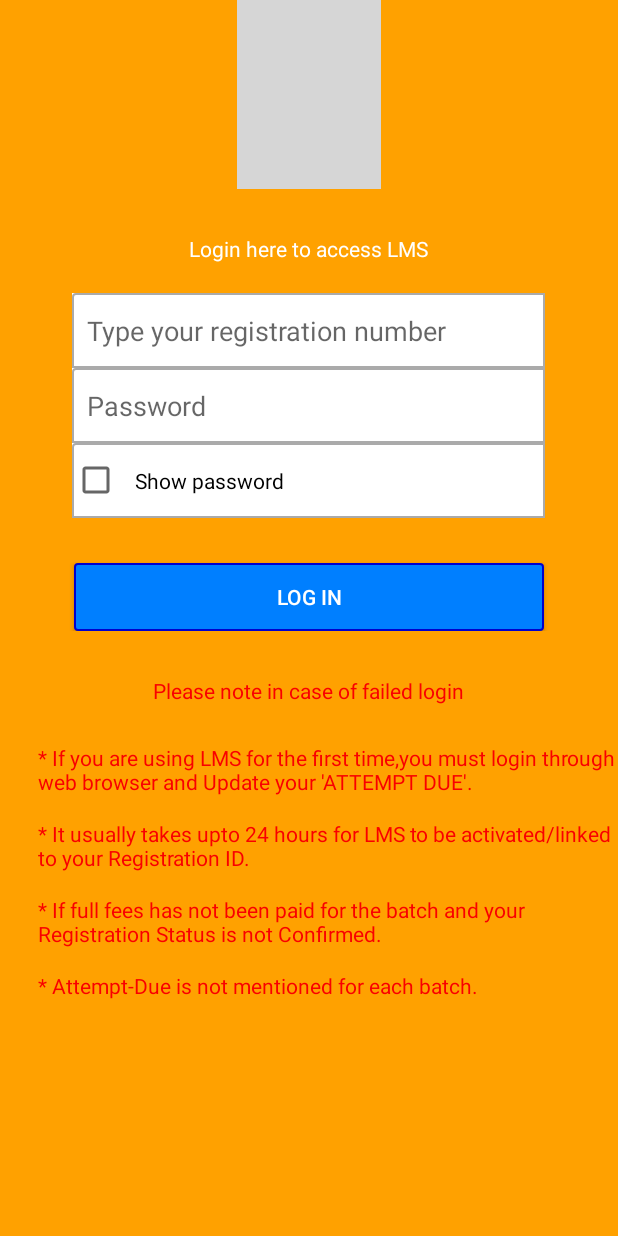
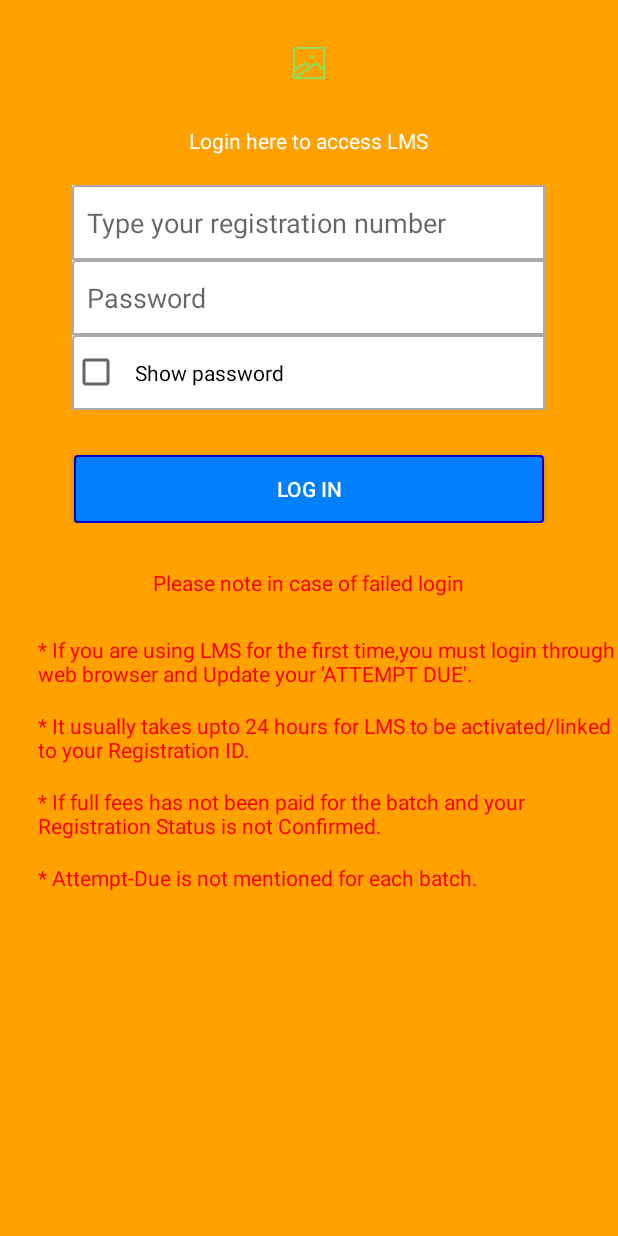
Before and after one commit to appingway-Project20/Starwings, an Android app: the layout activity_login.xml on its own in the app's theme, with its tools: preview values and no code run, on a phone screen of 412 x 824 dp. Run offline under Robolectric (Android 15) with nearby library versions, the light colour scheme and no system bars; grey boxes are pictures that could not be loaded.

Commit message:
Update activity_login.xml

```diff
--- a/app/src/main/res/layout/activity_login.xml
+++ b/app/src/main/res/layout/activity_login.xml
@@ -20,7 +20,7 @@
                 android:layout_height="wrap_content"
                 android:layout_gravity="center_horizontal"
                 android:paddingTop="30dp"
-                android:src="@drawable/ic_launcher" />
+                android:src="@drawable/ic_gallery" />
 
             <TextView
                 android:layout_width="wrap_content"
```
